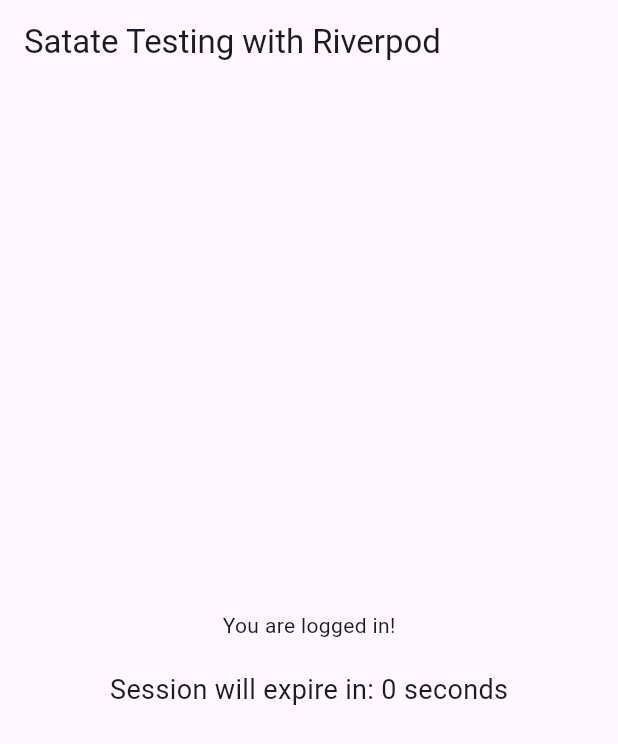
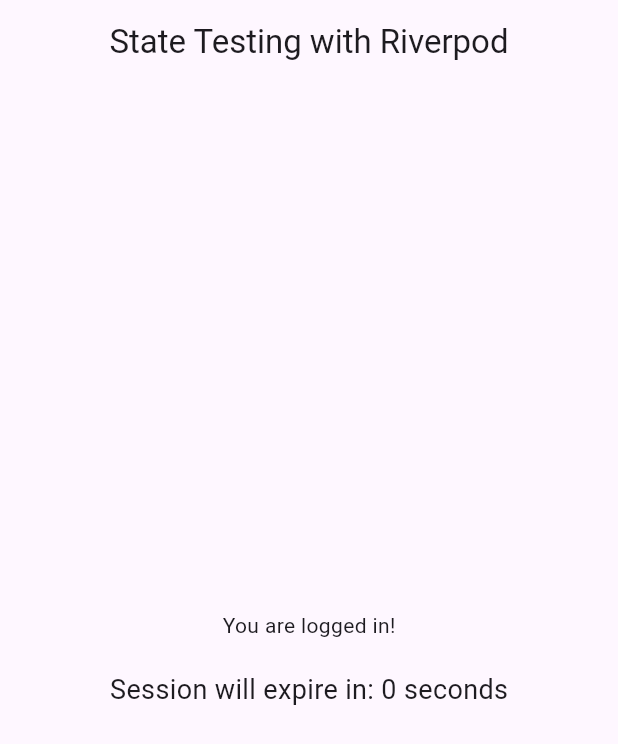
Before and after one commit to ashimsap/dummy_app, a Flutter app: the HomeScreen screen opened directly, on a phone screen of 412 x 824 dp. Shown: the top 744 px of the screen. Run offline on Flutter 3.47's test engine with Material 3 defaults, Android fonts, the phone set to English and light mode, and no system bars; our stand-ins replace flutter_riverpod.

```diff
--- a/lib/ui/screens/homapage.dart
+++ b/lib/ui/screens/homapage.dart
@@ -38,7 +38,7 @@ class HomeScreen extends ConsumerWidget {
 
 
     return Scaffold(
-      appBar: AppBar(title: Text('Satate Testing with Riverpod')),
+      appBar: AppBar(title: Text('State Testing with Riverpod'), centerTitle: true,),
       body: Center(
         child: Column(
           mainAxisAlignment: MainAxisAlignment.center,
```
Also changed, not shown: 1 other file.
